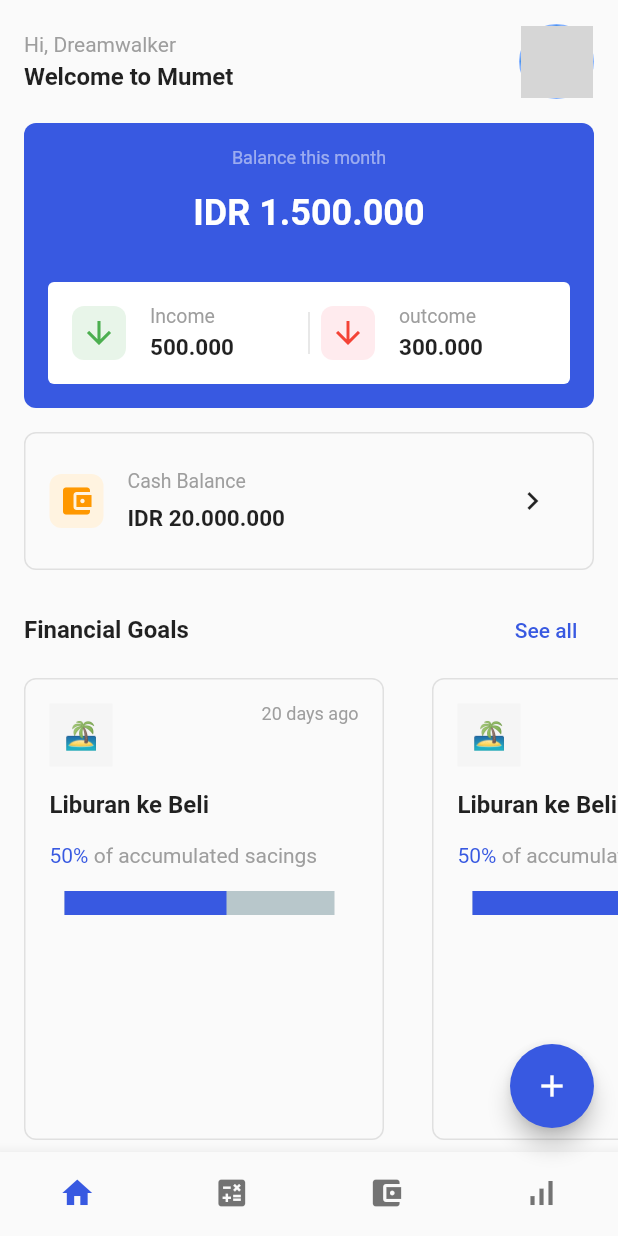
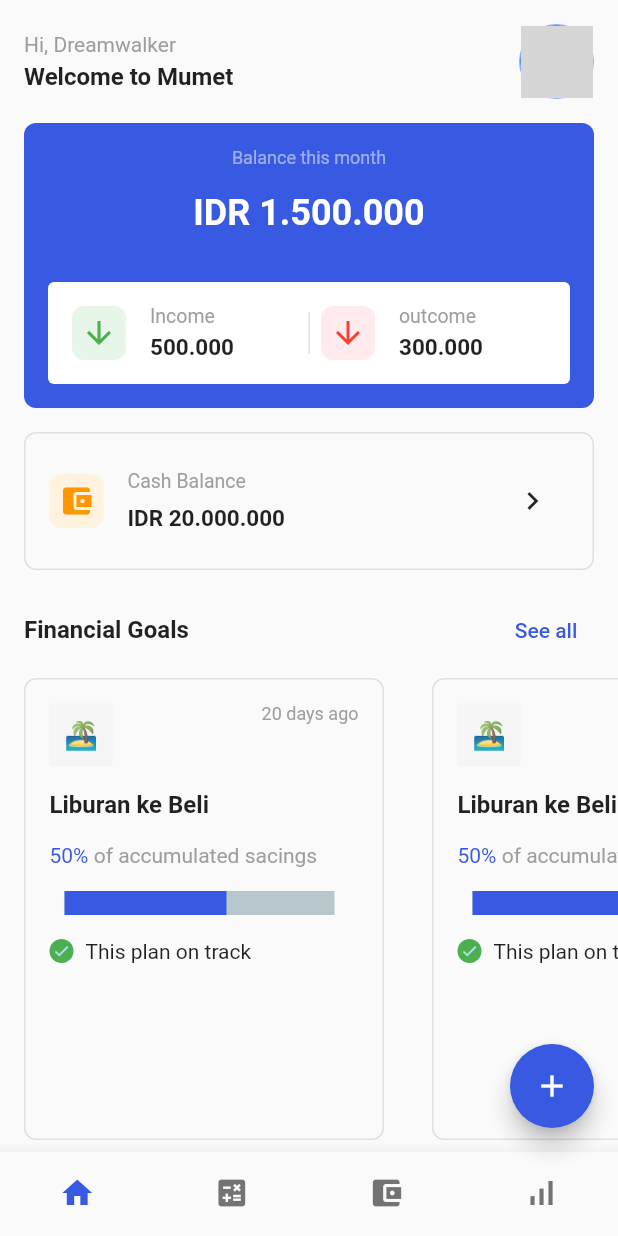
Before and after one commit to JAICHANGPARK/flutter_notebook_17th_story, a Flutter app: the screen it shows after launch, on a phone screen of 412 x 824 dp. Run offline on Flutter 3.47's test engine with Material 2 defaults, Android fonts, the phone set to English and light mode, and no system bars; drawn by our look-alikes of percent_indicator; our stand-ins replace cached_network_image, flutter_riverpod, ionicons; network calls fail; grey boxes are pictures that could not be loaded.

Commit message:
Update finance_home_component.dart

```diff
--- a/lib/ep1004_finance_app/src/ui/finance_home_component.dart
+++ b/lib/ep1004_finance_app/src/ui/finance_home_component.dart
@@ -349,6 +349,20 @@ class FinanceHomeComponent extends StatelessWidget {
                             width: 200,
                             progressColor: financeMainColor,
                           ),
+                        ),
+                        const SizedBox(
+                          height: 16,
+                        ),
+                        Row(
+                          children: [
+                            CircleAvatar(
+                              radius: 8,
+                              backgroundColor: Colors.green,
+                              child: Icon(Icons.check, size: 12,),
+                            ),
+                            SizedBox(width: 8,),
+                            Text("This plan on track",)
+                          ],
                         )
                       ],
                     ),
```
